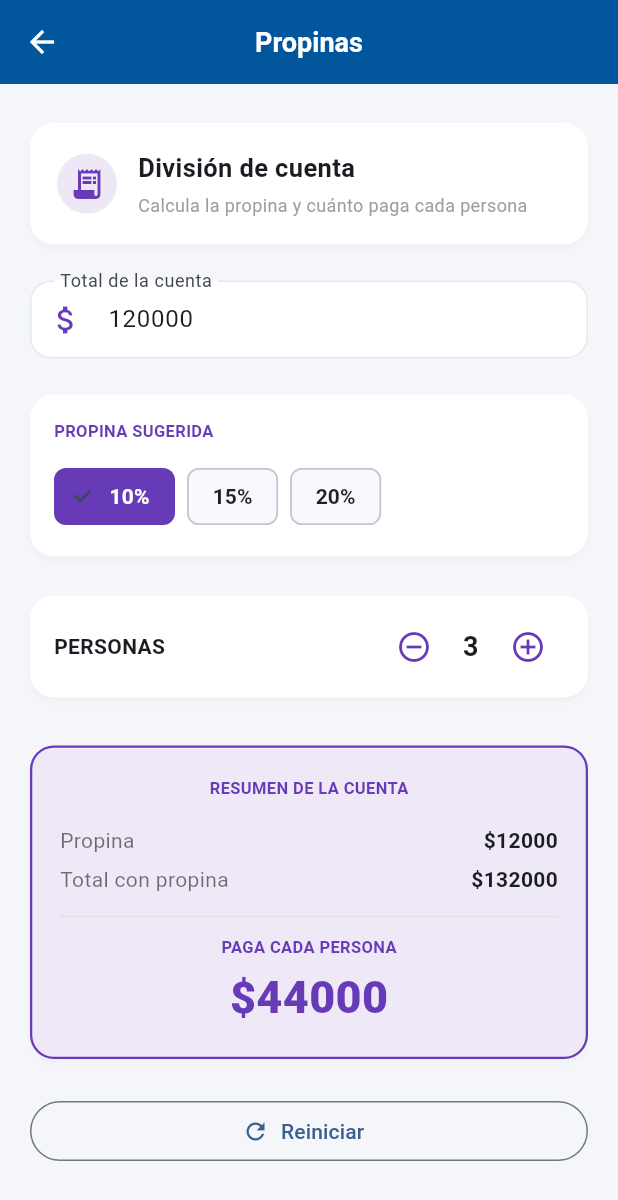
After one commit to juan-soto350/Store-prot-Juan-Soto, a Flutter app: the PropinasScreen screen opened directly, on a phone screen of 412 x 824 dp. The commit adds this screen. Shown: the top 1200 px of the screen. Run offline on Flutter 3.47's test engine with Material 3 defaults, Android fonts, the phone set to English and light mode, and no system bars; our stand-ins replace connectivity_plus, flutter_dotenv, flutter_secure_storage; accounts and stored records are empty; network calls fail.

Commit message:
ya pasamos

```diff
--- a/lib/screens/editar_producto_screen.dart
+++ b/lib/screens/editar_producto_screen.dart
@@ -100,7 +100,9 @@ class _EditarProductoScreenState extends State<EditarProductoScreen> {
               FutureBuilder<List<Categoria>>(
                 future: _futureCategorias,
                 builder: (context, snapshot) {
-                  final categorias = snapshot.data ?? [];
+                  final categorias = (snapshot.data ?? [])
+                      .where((cat) => cat.estado)
+                      .toList();
                   // Precarga la categoría actual del producto si existe en la lista
                   if (_categoriaSeleccionada == null && categorias.isNotEmpty) {
                     _categoriaSeleccionada = categorias.firstWhere(
--- /dev/null
+++ b/lib/screens/extras/propinas_screen.dart
@@ -0,0 +1,239 @@
+import 'package:flutter/material.dart';
+
+class PropinasScreen extends StatefulWidget {
+  const PropinasScreen({super.key});
+
+  @override
+  State<PropinasScreen> createState() => _PropinasScreenState();
+}
+
+class _PropinasScreenState extends State<PropinasScreen> {
+  final TextEditingController _cuentaController = TextEditingController(text: '120000');
+  double _porcentajePropina = 10;
+  int _personas = 3;
+  double _total = 132000;
+  bool _huboError = false;
+
+  @override
+  void dispose() {
+    _cuentaController.dispose();
+    super.dispose();
+  }
+
+  void _calcular() {
+    final cuenta = double.tryParse(_cuentaController.text.trim());
+    if (cuenta == null || cuenta < 0) {
+      setState(() {
+        _huboError = true;
+        _total = 0;
+      });
+      return;
+    }
+
+    setState(() {
+      _huboError = false;
+      _total = cuenta * (1 + _porcentajePropina / 100);
+    });
+  }
+
+  void _cambiarPersonas(int cambio) {
+    setState(() {
+      _personas = (_personas + cambio).clamp(1, 30);
+    });
+    _calcular();
+  }
+
+  String _moneda(double valor) => '\$${valor.round()}';
+
+  @override
+  Widget build(BuildContext context) {
+    final propina = _total - (double.tryParse(_cuentaController.text.trim()) ?? 0);
+    final porPersona = _total / _personas;
+
+    return Scaffold(
+      appBar: AppBar(
+        title: const Text('Propinas'),
+      ),
+      body: SingleChildScrollView(
+        padding: const EdgeInsets.all(20),
+        child: Column(
+          crossAxisAlignment: CrossAxisAlignment.stretch,
+          children: [
+            Card(
+              child: Padding(
+                padding: const EdgeInsets.all(18),
+                child: Row(
+                  children: [
+                    CircleAvatar(
+                      backgroundColor: Colors.deepPurple.shade50,
+                      child: const Icon(Icons.receipt_long, color: Colors.deepPurple),
+                    ),
+                    const SizedBox(width: 14),
+                    const Expanded(
+                      child: Column(
+                        crossAxisAlignment: CrossAxisAlignment.start,
+                        children: [
+                          Text(
+                            'División de cuenta',
+                            style: TextStyle(fontSize: 17, fontWeight: FontWeight.bold),
+                          ),
+                          SizedBox(height: 4),
+                          Text(
+                            'Calcula la propina y cuánto paga cada persona',
+                            style: TextStyle(color: Colors.grey, fontSize: 12),
+                          ),
+                        ],
+                      ),
+                    ),
+                  ],
+                ),
+              ),
+            ),
+            const SizedBox(height: 18),
+            TextField(
+              controller: _cuentaController,
+              keyboardType: const TextInputType.numberWithOptions(decimal: true),
+              onChanged: (_) => _calcular(),
+              decoration: InputDecoration(
+                labelText: 'Total de la cuenta',
+                prefixIcon: const Icon(Icons.attach_money, color: Colors.deepPurple),
+                errorText: _huboError ? 'Ingresa un valor válido' : null,
+              ),
+            ),
+            const SizedBox(height: 18),
+            Card(
+              child: Padding(
+                padding: const EdgeInsets.all(16),
+                child: Column(
+                  crossAxisAlignment: CrossAxisAlignment.start,
+                  children: [
+                    const Text(
+                      'PROPINA SUGERIDA',
+                      style: TextStyle(fontSize: 11, fontWeight: FontWeight.bold, color: Colors.deepPurple),
+                    ),
+                    const SizedBox(height: 12),
+                    Wrap(
+                      spacing: 8,
+                      children: [10, 15, 20].map((porcentaje) {
+                        final seleccionado = _porcentajePropina == porcentaje;
+                        return ChoiceChip(
+                          label: Text('$porcentaje%'),
+                          selected: seleccionado,
+                          selectedColor: Colors.deepPurple,
+                          labelStyle: TextStyle(
+                            color: seleccionado ? Colors.white : Colors.black87,
+                            fontWeight: FontWeight.bold,
+                          ),
+                          onSelected: (_) {
+                            setState(() => _porcentajePropina = porcentaje.toDouble());
+                            _calcular();
+                          },
+                        );
+                      }).toList(),
+                    ),
+                  ],
+                ),
+              ),
+            ),
+            const SizedBox(height: 14),
+            Card(
+              child: Padding(
+                padding: const EdgeInsets.symmetric(horizontal: 16, vertical: 10),
+                child: Row(
+                  mainAxisAlignment: MainAxisAlignment.spaceBetween,
+                  children: [
+                    const Text('PERSONAS', style: TextStyle(fontWeight: FontWeight.bold)),
+                    Row(
+                      children: [
+                        IconButton(
+                          onPressed: _personas > 1 ? () => _cambiarPersonas(-1) : null,
+                          icon: const Icon(Icons.remove_circle_outline),
+                          color: Colors.deepPurple,
+                          tooltip: 'Quitar persona',
+                        ),
+                        SizedBox(
+                          width: 28,
+                          child: Text('$_personas', textAlign: TextAlign.center, style: const TextStyle(fontSize: 18, fontWeight: FontWeight.bold)),
+                        ),
+                        IconButton(
+                          onPressed: _personas < 30 ? () => _cambiarPersonas(1) : null,
+                          icon: const Icon(Icons.add_circle_outline),
+                          color: Colors.deepPurple,
+                          tooltip: 'Agregar persona',
+                        ),
+                      ],
+                    ),
+                  ],
+                ),
+              ),
+            ),
+            const SizedBox(height: 20),
+            Card(
+              color: Colors.deepPurple.shade50,
+              shape: RoundedRectangleBorder(
+                borderRadius: BorderRadius.circular(16),
+                side: const BorderSide(color: Colors.deepPurple, width: 1.5),
+              ),
+              child: Padding(
+                padding: const EdgeInsets.all(20),
+                child: Column(
+                  children: [
+                    const Text(
+                      'RESUMEN DE LA CUENTA',
+                      style: TextStyle(fontSize: 11, fontWeight: FontWeight.bold, color: Colors.deepPurple),
+                    ),
+                    const SizedBox(height: 14),
+                    _ResumenFila(label: 'Propina', value: _moneda(propina)),
+                    _ResumenFila(label: 'Total con propina', value: _moneda(_total)),
+                    const Divider(height: 24),
+                    const Text('PAGA CADA PERSONA', style: TextStyle(fontSize: 11, fontWeight: FontWeight.bold, color: Colors.deepPurple)),
+                    const SizedBox(height: 4),
+                    Text(
+                      _moneda(porPersona),
+                      style: const TextStyle(fontSize: 30, fontWeight: FontWeight.w800, color: Colors.deepPurple),
+                    ),
+                  ],
+                ),
+              ),
+            ),
+            const SizedBox(height: 18),
+            OutlinedButton.icon(
+              onPressed: () {
+                _cuentaController.clear();
+                setState(() {
+                  _porcentajePropina = 10;
+                  _personas = 1;
+                  _total = 0;
+                  _huboError = false;
+                });
+              },
+              icon: const Icon(Icons.refresh),
+              label: const Text('Reiniciar'),
+            ),
+          ],
+        ),
+      ),
+    );
+  }
+}
+
+class _ResumenFila extends StatelessWidget {
+  const _ResumenFila({required this.label, required this.value});
+
+  final String label;
+  final String value;
+
+  @override
+  Widget build(BuildContext context) {
+    return Padding(
+      padding: const EdgeInsets.symmetric(vertical: 3),
+      child: Row(
+        mainAxisAlignment: MainAxisAlignment.spaceBetween,
+        children: [
+          Text(label, style: const TextStyle(color: Colors.black54)),
+          Text(value, style: const TextStyle(fontWeight: FontWeight.bold)),
+        ],
+      ),
+    );
+  }
+}
--- a/lib/screens/nuevo_producto_screen.dart
+++ b/lib/screens/nuevo_producto_screen.dart
@@ -93,7 +93,9 @@ class _NuevoProductoScreenState extends State<NuevoProductoScreen> {
               FutureBuilder<List<Categoria>>(
                 future: _futureCategorias,
                 builder: (context, snapshot) {
-                  final categorias = snapshot.data ?? [];
+                  final categorias = (snapshot.data ?? [])
+                      .where((cat) => cat.estado)
+                      .toList();
                   return DropdownButtonFormField<Categoria>(
                     value: _categoriaSeleccionada,
                     decoration: const InputDecoration(
--- a/lib/screens/productos_screen.dart
+++ b/lib/screens/productos_screen.dart
@@ -138,7 +138,10 @@ class _ProductosScreenState extends State<ProductosScreen> {
                         decoration: prod.estado ? TextDecoration.none : TextDecoration.lineThrough,
                       ),
                     ),
-                    subtitle: Text('Precio: \$${prod.precio} | Stock: ${prod.stock}'),
+                    subtitle: Text(
+                      'Categoría: ${prod.categoria?.nombre ?? 'Sin categoría'}\n'
+                      'Precio: \$${prod.precio} | Stock: ${prod.stock}',
+                    ),
                     trailing: Row(
                       mainAxisSize: MainAxisSize.min,
                       children: [
--- a/lib/widgets/app_drawer.dart
+++ b/lib/widgets/app_drawer.dart
@@ -6,6 +6,7 @@ import '../screens/extras/calculadora_screen.dart';
 import '../screens/extras/cotizador_screen.dart';
 import '../screens/extras/encuesta_screen.dart';
 import '../screens/extras/directorio_screen.dart';
+import '../screens/extras/propinas_screen.dart';
 
 /// Menú de navegación lateral (Drawer) de StorePro.
 /// Integra el Store (categorías, productos, perfil) con las demás
@@ -119,6 +120,12 @@ class AppDrawer extends StatelessWidget {
             subtitle: const Text('Valora el servicio de atención'),
             onTap: () => _irA(context, const PantallaEncuesta()),
           ),
+          ListTile(
+            leading: const Icon(Icons.receipt_long, color: Colors.deepPurple),
+            title: const Text('Propinas'),
+            subtitle: const Text('Divide la cuenta y calcula la propina'),
+            onTap: () => _irA(context, const PropinasScreen()),
+          ),
           const Divider(),
           ListTile(
             leading: const Icon(Icons.medical_services, color: Colors.indigo),
```
Also changed, not shown: lib/screens/categorias_screen.dart (+73 -1 lines), lib/services/catergoria_service.dart (+13 -0 lines), 1 other file.
